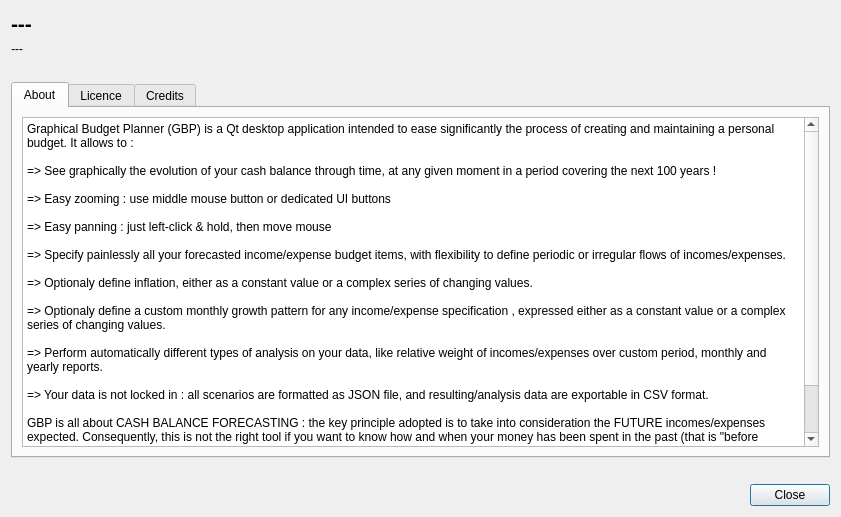
Above: aboutdialog.ui from redmoon1945/gbp before the change. Below: the same form after it.
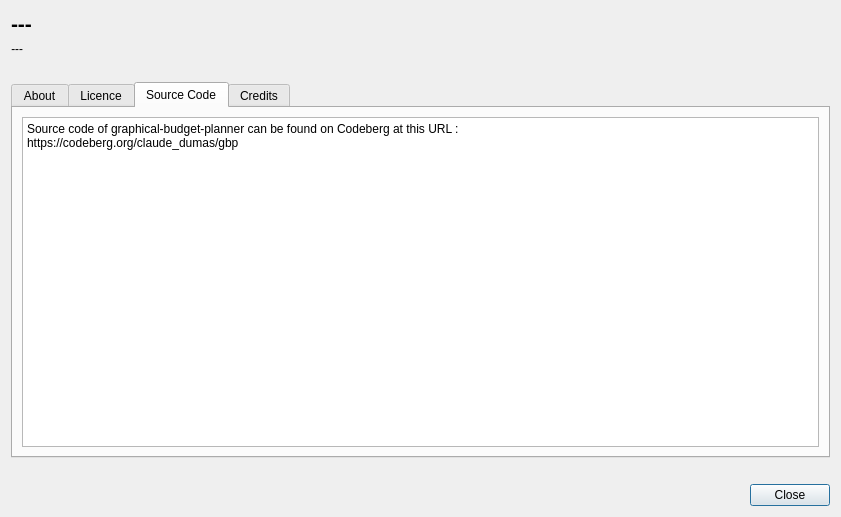
That is the form after the change. The open tabs and pages were chosen to show the change.

Commit message: * Adopt AGPL V 3.0 or later as licence * Add Codeberg URL in the About box, under a new tab Source Code

Patch:
```diff
--- a/aboutdialog.ui
+++ b/aboutdialog.ui
@@ -128,6 +128,25 @@
          </item>
         </layout>
        </widget>
+       <widget class="QWidget" name="tab">
+        <attribute name="title">
+         <string>Source Code</string>
+        </attribute>
+        <layout class="QVBoxLayout" name="verticalLayout_10">
+         <item>
+          <layout class="QVBoxLayout" name="verticalLayout_9">
+           <item>
+            <widget class="QPlainTextEdit" name="plainTextEdit_4">
+             <property name="plainText">
+              <string>Source code of graphical-budget-planner can be found on Codeberg at this URL : 
+https://codeberg.org/claude_dumas/gbp</string>
+             </property>
+            </widget>
+           </item>
+          </layout>
+         </item>
+        </layout>
+       </widget>
        <widget class="QWidget" name="credits">
         <attribute name="title">
          <string>Credits</string>
```
Left out of the diff: 4 changed lines with no effect on the pictures. The commit also changes 61 other files.
